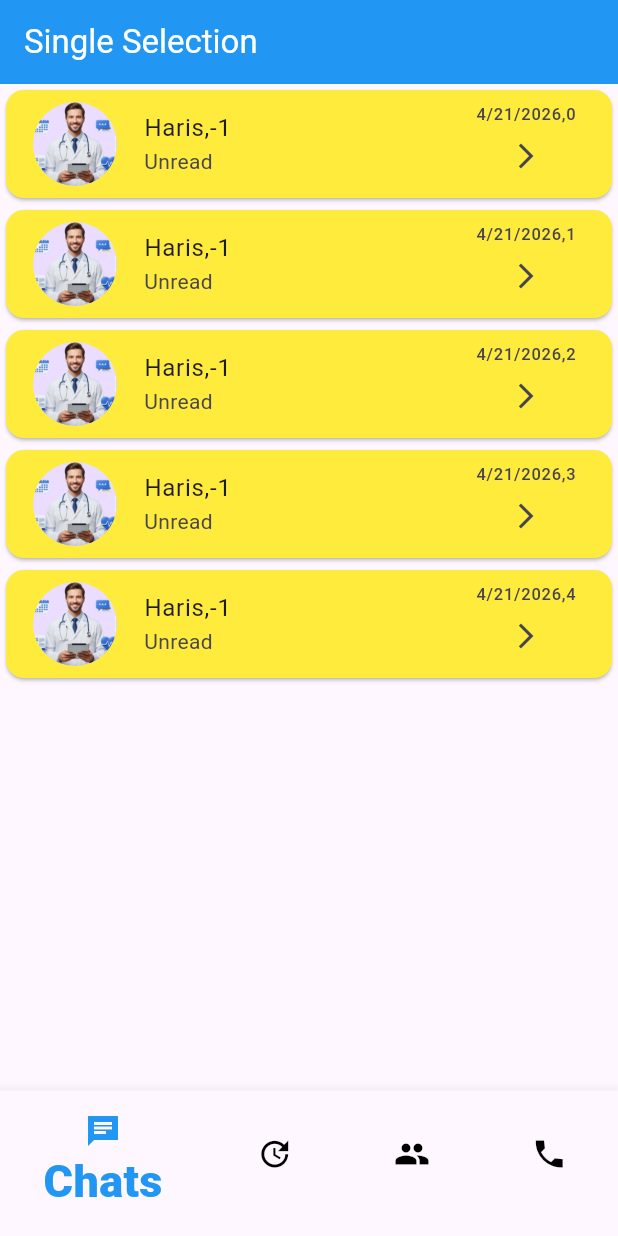
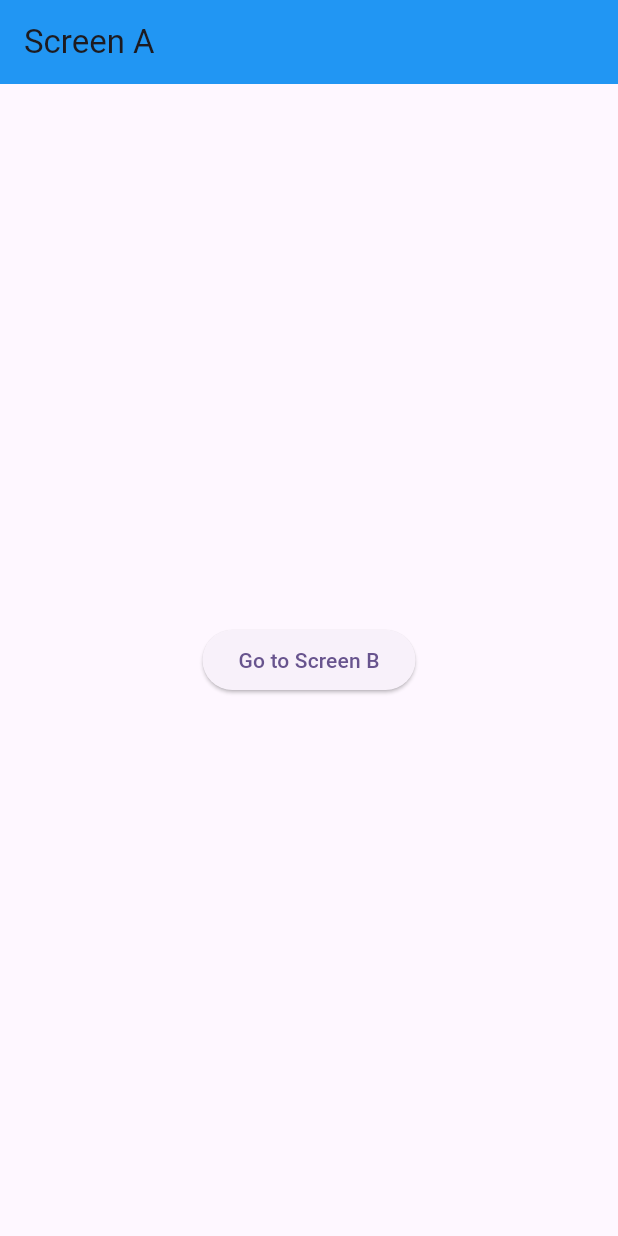
Before and after one commit to AbRehman536/haris_frontend, a Flutter app: the screen it shows after launch, on a phone screen of 412 x 824 dp. Run offline on Flutter 3.47's test engine with Material 3 defaults, Android fonts, the light colour scheme and no system bars; our stand-ins replace smooth_page_indicator.

Commit message:
Provider and Parameters done

```diff
--- a/lib/main.dart
+++ b/lib/main.dart
@@ -9,14 +9,22 @@
 import 'package:haris_frontend/listtile.dart';
 import 'package:haris_frontend/multiple_selection.dart';
 import 'package:haris_frontend/page_view.dart';
+import 'package:haris_frontend/passing_pameters/screen_1.dart';
+import 'package:haris_frontend/provider/screen_a.dart';
+import 'package:haris_frontend/provider/user_provider.dart';
 import 'package:haris_frontend/single_selection.dart';
 import 'package:haris_frontend/tabBar.dart';
 import 'package:haris_frontend/text_fields.dart';
+import 'package:provider/provider.dart';
 
 import 'app_bar.dart';
 
 void main() {
-  runApp(const MyApp());
+  runApp(MultiProvider(
+      providers: [
+        ChangeNotifierProvider(create: (context)=> UserProvider())
+      ],
+      child: const MyApp()));
 }
 
 class MyApp extends StatelessWidget {
@@ -45,7 +53,7 @@
         // tested with just a hot reload.
           colorScheme: ColorScheme.fromSeed(seedColor: Colors.deepPurple),
       ),
-      home: BottombarDemo(),
+      home: ScreenA(),
     );
   }
 }
--- /dev/null
+++ b/lib/provider/screen_a.dart
@@ -0,0 +1,31 @@
+import 'package:flutter/material.dart';
+import 'package:haris_frontend/provider/screen_b.dart';
+import 'package:haris_frontend/provider/user_provider.dart';
+import 'package:provider/provider.dart';
+
+class ScreenA extends StatefulWidget {
+  const ScreenA({super.key});
+
+  @override
+  State<ScreenA> createState() => _ScreenAState();
+}
+
+class _ScreenAState extends State<ScreenA> {
+  @override
+  Widget build(BuildContext context) {
+    var userProvider = Provider.of<UserProvider>(context);
+    return Scaffold(
+      appBar: AppBar(
+        title: Text("Screen A"),
+        backgroundColor: Colors.blue,
+      ),
+      body: Center(
+        child: ElevatedButton(onPressed: (){
+          userProvider.setName("Haris");
+          userProvider.setEmail("haris@gmail.com");
+          Navigator.push(context, MaterialPageRoute(builder: (context)=>ScreenB()));
+        }, child: Text("Go to Screen B")),
+      ),
+    );
+  }
+}
--- /dev/null
+++ b/lib/provider/user_provider.dart
@@ -0,0 +1,22 @@
+import 'package:flutter/cupertino.dart';
+
+class UserProvider extends ChangeNotifier {
+  String _name = "";
+  String _email = "";
+
+  ///set Name
+  void setName(String value){
+    _name = value;
+    notifyListeners();
+  }
+  ///set Email
+  void setEmail(String value){
+    _email = value;
+    notifyListeners();
+  }
+
+  ///get Name
+  String getName() => _name;
+  ///get Email
+  String getEmail() => _email;
+}
--- a/pubspec.yaml
+++ b/pubspec.yaml
@@ -37,6 +37,7 @@
   smooth_page_indicator: ^2.0.1
   flutter_staggered_grid_view: ^0.7.0
   intl: ^0.20.2
+  provider: ^6.1.5+1
 
 dev_dependencies:
   flutter_test:
```
Also changed, not shown: lib/passing_pameters/screen_1.dart (added, +23 -0 lines), lib/passing_pameters/screen_2.dart (added, +27 -0 lines), lib/provider/screen_b.dart (added, +24 -0 lines), pubspec.lock.
